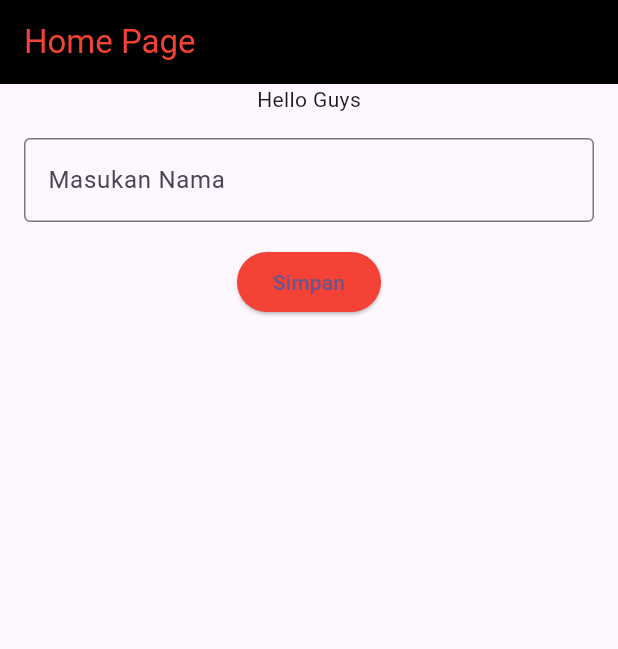
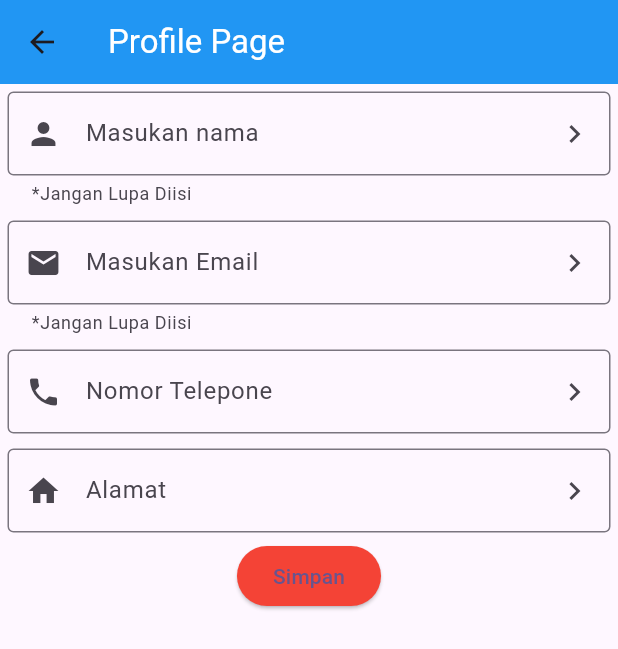
Before and after one commit to NopalGabut/scan_qr, a Flutter app: the screen it shows after launch, after a tap on "Simpan", on a phone screen of 412 x 824 dp. Shown: the top 649 px of the screen. Run offline on Flutter 3.47's test engine with Material 2 defaults, Android fonts, the phone set to English and light mode, and no system bars; our stand-ins replace fluttertoast; missing offline and left inert: clipboard, simple_barcode_scanner.

Commit message:
first commit

```diff
--- a/lib/main.dart
+++ b/lib/main.dart
@@ -1,6 +1,6 @@
 import 'package:flutter/material.dart';
 import 'package:qr_scan/page/home_page.dart';
-
+import 'package:qr_scan/page/qr_page.dart';
 void main() {
   runApp(const MyApp());
 }
@@ -12,6 +12,7 @@ class MyApp extends StatelessWidget {
   @override
   Widget build(BuildContext context) {
     return MaterialApp(
+
       title: 'Flutter Demo',
       theme: ThemeData(
 
--- a/lib/page/home_page.dart
+++ b/lib/page/home_page.dart
@@ -1,4 +1,7 @@
+
 import 'package:flutter/material.dart';
+import 'package:qr_scan/page/profile_page.dart';
+import 'package:qr_scan/page/qr_page.dart';
 
 class HomePage extends StatefulWidget {
   const HomePage({super.key});
@@ -14,33 +17,96 @@ class _HomePageState extends State<HomePage> {
       appBar: AppBar(
         title: Text(
           "Home Page",
-          style: TextStyle(color: Colors.red),
+          style: TextStyle(color: Colors.black),
         ),
-        backgroundColor: Colors.black,
+        backgroundColor: Colors.blue,
       ),
       body: Column(
         children: [
           Text("Hello Guys"),
-          Padding(
-            padding: const EdgeInsets.all(16.0),
-            child: TextFormField(
-              decoration: InputDecoration(
-                hintText: "Masukan Nama",
-                border: OutlineInputBorder(
-                  borderSide: BorderSide(
-                    width: 1,
-                    color: Colors.blueAccent,
-                  ),
-                ),
+          Container(
+            width: MediaQuery.of(context).size.width,
+            child: ElevatedButton(
+              onPressed: () {
+                Navigator.push(
+                    context,
+                    MaterialPageRoute(
+                        builder: (BuildContext ctx) => ProfilePage()));
+              },
+              child: Text("Simpan"),
+              style: ElevatedButton.styleFrom(
+                backgroundColor: Colors.red,
               ),
             ),
           ),
-          ElevatedButton(
-            onPressed: () {},
-            child: Text("Simpan"),
-            style: ElevatedButton.styleFrom(
-              backgroundColor: Colors.red,
-            ) ,
+          Container(
+            width: MediaQuery.of(context).size.width,
+            child: ElevatedButton(
+                onPressed: () {
+                  Navigator.push(context,
+                      MaterialPageRoute(builder: (BuildContext ctx) => QRPage()));
+                },
+                child: Text("QR"),
+            ),
+          ),
+        ],
+      ),
+      drawer: Container(
+        color: Colors.white,
+        width: MediaQuery.of(context).size.width - 70,
+        child: ListView(
+          children: [
+            Text(
+              "Gmail",
+              style: TextStyle(fontSize: 20),
+            ),
+            Divider(),
+            drawer(
+              iconData: Icons.all_inbox_outlined,
+              Teks: "Semua Kontak",
+            ),
+            Divider(),
+            drawer(iconData: Icons.inbox, Teks: "Utama"),
+            drawer(iconData: Icons.discount, Teks: "Promosi"),
+            drawer(iconData: Icons.person_2_outlined, Teks: "Sosial"),
+            drawer(iconData: Icons.info, Teks: "Update"),
+            Text(
+              "Semua label",
+              style: TextStyle(fontSize: 12),
+            ),
+            drawer(iconData: Icons.star, Teks: "Berbintang"),
+            drawer(iconData: Icons.schedule, Teks: "Ditunda"),
+            drawer(iconData: Icons.label_important_outline, Teks: "Penting"),
+            drawer(iconData: Icons.send, Teks: "Terkirim"),
+            drawer(iconData: Icons.schedule_send, Teks: "Terjadwal"),
+            drawer(iconData: Icons.outbox, Teks: "Kontak Keluar"),
+            drawer(iconData: Icons.insert_drive_file_outlined, Teks: "Draf"),
+            drawer(iconData: Icons.mail_outline, Teks: "Semua Email"),
+            drawer(iconData: Icons.report_gmailerrorred_outlined, Teks: "Spam"),
+            Text(
+              "Aplikasi Google",
+              style: TextStyle(fontSize: 20),
+            ),
+            drawer(iconData: Icons.calendar_today, Teks: "Kalender"),
+            drawer(iconData: Icons.contacts, Teks: "Kontak"),
+            Divider(),
+            drawer(iconData: Icons.settings, Teks: "Setelan"),
+            drawer(iconData: Icons.help, Teks: "Bantuan")
+          ],
+        ),
+      ),
+    );
+  }
+
+  Widget drawer({required IconData iconData, required String Teks}) {
+    return Container(
+      margin: EdgeInsets.symmetric(vertical: 10),
+      child: Row(
+        children: [
+          Icon(iconData),
+          Padding(
+            padding: const EdgeInsets.only(left: 5.0),
+            child: Text(Teks),
           ),
         ],
       ),
--- /dev/null
+++ b/lib/page/profile_page.dart
@@ -0,0 +1,79 @@
+
+
+import 'package:flutter/material.dart';
+import 'package:fluttertoast/fluttertoast.dart';
+
+class ProfilePage extends StatefulWidget {
+  const ProfilePage({super.key});
+
+  @override
+  State<ProfilePage> createState() => _ProfilePageState();
+}
+
+class _ProfilePageState extends State<ProfilePage> {
+  @override
+  Widget build(BuildContext context) {
+    return Scaffold(
+      appBar: AppBar(
+        backgroundColor: Colors.blue,
+        title: Text("Profile Page",
+        style: TextStyle(
+          color: Colors.white,
+        ),),
+      ),
+      body: Column(
+        children: [
+          customForm(icon: Icon(Icons.person),
+          hintText: "Masukan nama",
+          helperText: "*Jangan Lupa Diisi"),
+          customForm(icon: Icon(Icons.mail),
+          hintText: "Masukan Email",
+          helperText: "*Jangan Lupa Diisi"),
+          customForm(icon: Icon(Icons.phone),
+          hintText: "Nomor Telepone",
+          helperText: null),
+          customForm(icon: Icon(Icons.home),
+          hintText: "Alamat",
+          helperText: null),
+          ElevatedButton(
+            onPressed: () {
+              Fluttertoast.showToast(
+                  msg: "This is Center Short Toast",
+                  toastLength: Toast.LENGTH_SHORT,
+                  gravity: ToastGravity.CENTER,
+                  timeInSecForIosWeb: 1,
+                  backgroundColor: Colors.red,
+                  textColor: Colors.white,
+                  fontSize: 16.0
+              );
+            },
+            child: Text("Simpan"),
+            style: ElevatedButton.styleFrom(
+              backgroundColor: Colors.red,
+            ) ,
+          ),
+        ],
+      ),
+    );
+  }
+
+  Padding customForm({required Icon icon,required String hintText,String? helperText}) {
+    return Padding(
+          padding: const EdgeInsets.all(5.0),
+          child: TextFormField(
+            decoration: InputDecoration(
+              helperText: helperText,
+              hintText: hintText,
+              prefixIcon: icon,
+              suffixIcon: Icon(Icons.chevron_right),
+              border: OutlineInputBorder(
+                borderSide: BorderSide(
+                  width: 1,
+                  color: Colors.blueAccent,
+                ),
+              ),
+            ),
+          ),
+        );
+  }
+}
--- a/pubspec.yaml
+++ b/pubspec.yaml
@@ -35,6 +35,10 @@ dependencies:
   # The following adds the Cupertino Icons font to your application.
   # Use with the CupertinoIcons class for iOS style icons.
   cupertino_icons: ^1.0.2
+  fluttertoast: ^8.2.2
+  simple_barcode_scanner: ^0.0.8
+  clipboard: ^0.1.3
+#  share_plus: ^7.2.1
 
 dev_dependencies:
   flutter_test:
```
Also changed, not shown: lib/page/qr_page.dart (added, +66 -0 lines), pubspec.lock, 2 other files.
